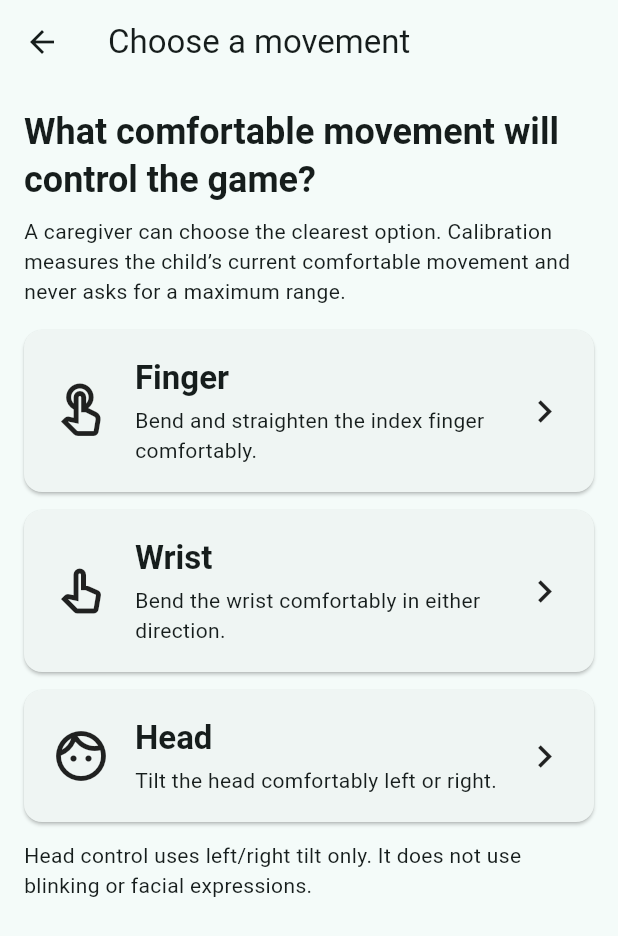
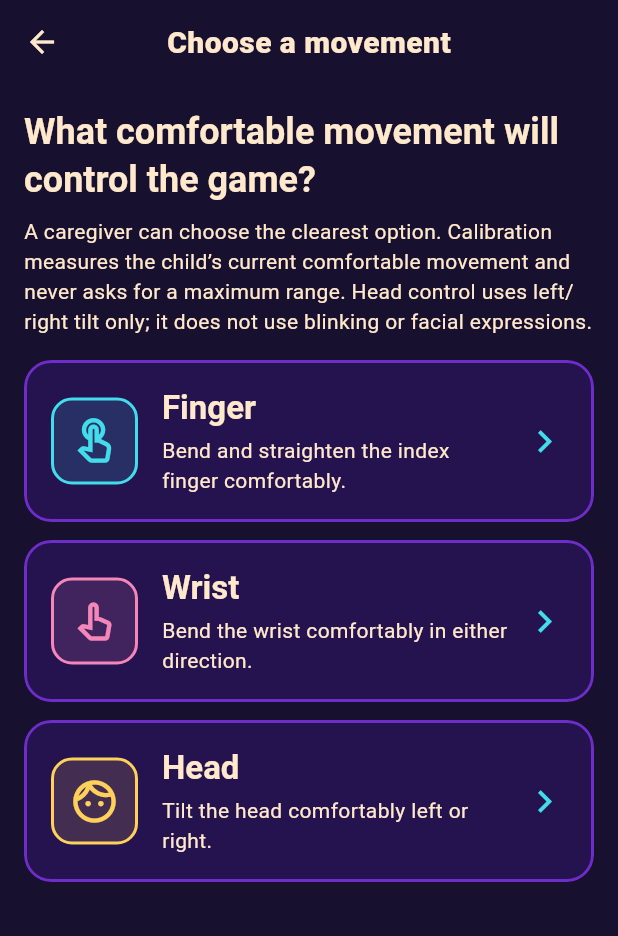
Before and after one commit to papasj19/MotionApp, a Flutter app: the screen it shows after launch, after a tap on "Start comfortable calibration", on a phone screen of 412 x 824 dp. Shown: the top 936 px of the screen. Run offline on Flutter 3.47's test engine with Material 3 defaults, Android fonts, the phone set to English and light mode, and no system bars; our stand-ins replace camera, material_ui; missing offline and left inert: mediapipe_vision; accounts and stored records are empty.

Commit message:
Add arcade visual pass

```diff
--- a/lib/main.dart
+++ b/lib/main.dart
@@ -1,6 +1,7 @@
 import 'package:material_ui/material_ui.dart';
 
 import 'screens/home_screen.dart';
+import 'theme/arcade_theme.dart';
 
 void main() {
   runApp(const AdaptiveMotionArcadeApp());
@@ -11,15 +12,10 @@ class AdaptiveMotionArcadeApp extends StatelessWidget {
 
   @override
   Widget build(BuildContext context) {
-    const seedColor = Color(0xFF176B68);
-
     return MaterialApp(
       title: 'Adaptive Motion Arcade',
       debugShowCheckedModeBanner: false,
-      theme: ThemeData(
-        colorScheme: ColorScheme.fromSeed(seedColor: seedColor),
-        useMaterial3: true,
-      ),
+      theme: buildArcadeTheme(),
       home: const HomeScreen(),
     );
   }
--- a/lib/screens/camera_screen.dart
+++ b/lib/screens/camera_screen.dart
@@ -11,6 +11,7 @@ import '../movement_tracking/hand_movement_tracking_adapter.dart';
 import '../movement_tracking/mediapipe_body_movement_tracking_service.dart';
 import '../movement_tracking/movement_tracking_service.dart';
 import '../services/camera_service.dart';
+import '../theme/arcade_theme.dart';
 import '../widgets/calibration_panel.dart';
 import '../widgets/hand_skeleton_overlay.dart';
 
@@ -433,7 +434,8 @@ class _MovementSelectionScreen extends StatelessWidget {
             const Text(
               'A caregiver can choose the clearest option. Calibration measures '
               'the child’s current comfortable movement and never asks for a '
-              'maximum range.',
+              'maximum range. Head control uses left/right tilt only; it does '
+              'not use blinking or facial expressions.',
             ),
             const SizedBox(height: 16),
             for (final type in CalibrationMovementType.values) ...[
@@ -443,10 +445,6 @@ class _MovementSelectionScreen extends StatelessWidget {
               ),
               const SizedBox(height: 12),
             ],
-            const Text(
-              'Head control uses left/right tilt only. It does not use blinking '
-              'or facial expressions.',
-            ),
           ],
         ),
       ),
@@ -467,6 +465,11 @@ class _MovementChoiceCard extends StatelessWidget {
       CalibrationMovementType.wristBend => Icons.pan_tool_alt_outlined,
       CalibrationMovementType.headTilt => Icons.face_outlined,
     };
+    final accent = switch (movementType) {
+      CalibrationMovementType.indexFingerBend => ArcadeColors.electricCyan,
+      CalibrationMovementType.wristBend => ArcadeColors.softPink,
+      CalibrationMovementType.headTilt => ArcadeColors.arcadeYellow,
+    };
     return Semantics(
       button: true,
       label: '${movementType.shortLabel}. ${movementType.selectionDescription}',
@@ -479,7 +482,16 @@ class _MovementChoiceCard extends StatelessWidget {
             padding: const EdgeInsets.all(18),
             child: Row(
               children: [
-                Icon(icon, size: 40),
+                Container(
+                  width: 58,
+                  height: 58,
+                  decoration: BoxDecoration(
+                    color: accent.withValues(alpha: 0.14),
+                    borderRadius: BorderRadius.circular(14),
+                    border: Border.all(color: accent, width: 2),
+                  ),
+                  child: Icon(icon, size: 34, color: accent),
+                ),
                 const SizedBox(width: 16),
                 Expanded(
                   child: Column(
@@ -497,7 +509,11 @@ class _MovementChoiceCard extends StatelessWidget {
                   ),
                 ),
                 const SizedBox(width: 8),
-                const Icon(Icons.chevron_right, size: 30),
+                const Icon(
+                  Icons.chevron_right,
+                  size: 30,
+                  color: ArcadeColors.electricCyan,
+                ),
               ],
             ),
           ),
--- a/lib/screens/home_screen.dart
+++ b/lib/screens/home_screen.dart
@@ -1,5 +1,7 @@
 import 'package:material_ui/material_ui.dart';
 
+import '../theme/arcade_theme.dart';
+import '../widgets/joybit_companion.dart';
 import 'camera_screen.dart';
 
 class HomeScreen extends StatelessWidget {
@@ -26,12 +28,11 @@ class HomeScreen extends StatelessWidget {
               child: Column(
                 mainAxisAlignment: MainAxisAlignment.center,
                 children: [
-                  Icon(
-                    Icons.sports_esports,
-                    size: 88,
-                    color: colorScheme.primary,
+                  const JoybitCompanion(
+                    message:
+                        'Hi, I’m Joybit. Let’s find a movement that feels good today.',
                   ),
-                  const SizedBox(height: 24),
+                  const SizedBox(height: 28),
                   Semantics(
                     header: true,
                     child: Text(
@@ -57,7 +58,11 @@ class HomeScreen extends StatelessWidget {
                       child: Row(
                         crossAxisAlignment: CrossAxisAlignment.start,
                         children: [
-                          Icon(Icons.check_circle, color: colorScheme.primary),
+                          const Icon(
+                            Icons.star_rounded,
+                            color: ArcadeColors.arcadeYellow,
+                            size: 30,
+                          ),
                           const SizedBox(width: 12),
                           Expanded(
                             child: Column(
--- /dev/null
+++ b/lib/theme/arcade_theme.dart
@@ -0,0 +1,95 @@
+import 'package:material_ui/material_ui.dart';
+
+abstract final class ArcadeColors {
+  static const background = Color(0xFF17102F);
+  static const deepViolet = Color(0xFF24134F);
+  static const royalPurple = Color(0xFF6E2CC8);
+  static const lavender = Color(0xFFB05AE8);
+  static const softPink = Color(0xFFF486B9);
+  static const electricCyan = Color(0xFF43DCEB);
+  static const warmCream = Color(0xFFFFE8CB);
+  static const arcadeYellow = Color(0xFFFFD15A);
+}
+
+ThemeData buildArcadeTheme() {
+  const colorScheme = ColorScheme.dark(
+    primary: ArcadeColors.electricCyan,
+    onPrimary: ArcadeColors.background,
+    secondary: ArcadeColors.softPink,
+    onSecondary: ArcadeColors.background,
+    tertiary: ArcadeColors.arcadeYellow,
+    onTertiary: ArcadeColors.background,
+    surface: ArcadeColors.deepViolet,
+    onSurface: ArcadeColors.warmCream,
+    error: Color(0xFFFF8A8A),
+    onError: ArcadeColors.background,
+  );
+
+  final base = ThemeData(colorScheme: colorScheme, useMaterial3: true);
+  final textTheme = base.textTheme.apply(
+    bodyColor: ArcadeColors.warmCream,
+    displayColor: ArcadeColors.warmCream,
+  );
+
+  return base.copyWith(
+    scaffoldBackgroundColor: ArcadeColors.background,
+    textTheme: textTheme,
+    appBarTheme: const AppBarTheme(
+      backgroundColor: ArcadeColors.background,
+      foregroundColor: ArcadeColors.warmCream,
+      elevation: 0,
+      centerTitle: true,
+      titleTextStyle: TextStyle(
+        color: ArcadeColors.warmCream,
+        fontSize: 20,
+        fontWeight: FontWeight.w800,
+        letterSpacing: 0.3,
+      ),
+    ),
+    cardTheme: CardThemeData(
+      color: ArcadeColors.deepViolet,
+      elevation: 0,
+      shape: RoundedRectangleBorder(
+        borderRadius: BorderRadius.circular(18),
+        side: const BorderSide(color: ArcadeColors.royalPurple, width: 2),
+      ),
+    ),
+    filledButtonTheme: FilledButtonThemeData(
+      style: FilledButton.styleFrom(
+        backgroundColor: ArcadeColors.electricCyan,
+        foregroundColor: ArcadeColors.background,
+        disabledBackgroundColor: ArcadeColors.royalPurple.withValues(
+          alpha: 0.45,
+        ),
+        disabledForegroundColor: ArcadeColors.warmCream.withValues(alpha: 0.6),
+        minimumSize: const Size(64, 56),
+        textStyle: const TextStyle(fontSize: 16, fontWeight: FontWeight.w800),
+        shape: RoundedRectangleBorder(borderRadius: BorderRadius.circular(14)),
+      ),
+    ),
+    outlinedButtonTheme: OutlinedButtonThemeData(
+      style: OutlinedButton.styleFrom(
+        foregroundColor: ArcadeColors.electricCyan,
+        minimumSize: const Size(64, 52),
+        textStyle: const TextStyle(fontSize: 16, fontWeight: FontWeight.w700),
+        side: const BorderSide(color: ArcadeColors.electricCyan, width: 2),
+        shape: RoundedRectangleBorder(borderRadius: BorderRadius.circular(14)),
+      ),
+    ),
+    textButtonTheme: TextButtonThemeData(
+      style: TextButton.styleFrom(
+        foregroundColor: ArcadeColors.electricCyan,
+        textStyle: const TextStyle(fontWeight: FontWeight.w700),
+      ),
+    ),
+    sliderTheme: base.sliderTheme.copyWith(
+      activeTrackColor: ArcadeColors.electricCyan,
+      inactiveTrackColor: ArcadeColors.royalPurple,
+      thumbColor: ArcadeColors.arcadeYellow,
+      overlayColor: ArcadeColors.electricCyan.withValues(alpha: 0.18),
+    ),
+    iconTheme: const IconThemeData(color: ArcadeColors.electricCyan),
+    dividerColor: ArcadeColors.royalPurple,
+    focusColor: ArcadeColors.arcadeYellow.withValues(alpha: 0.32),
+  );
+}
--- a/lib/widgets/calibration_panel.dart
+++ b/lib/widgets/calibration_panel.dart
@@ -4,6 +4,7 @@ import '../calibration/baseline_calibration.dart';
 import '../calibration/calibration_profile.dart';
 import '../calibration/comfortable_movement_calibration.dart';
 import '../movement/movement_measurement.dart';
+import 'joybit_companion.dart';
 
 enum _CalibrationStep {
   ready,
@@ -480,6 +481,12 @@ class _CalibrationPanelState extends State<CalibrationPanel> {
           'This calibration is not saved and clears when you leave this screen.',
         ),
         const SizedBox(height: 12),
+        const JoybitCompanion(
+          compact: true,
+          message:
+              'Nice job! This setting stays within the movement measured today.',
+        ),
+        const SizedBox(height: 12),
         OutlinedButton.icon(
           onPressed: _startBaseline,
           icon: const Icon(Icons.restart_alt),
--- /dev/null
+++ b/lib/widgets/joybit_companion.dart
@@ -0,0 +1,96 @@
+import 'package:material_ui/material_ui.dart';
+
+import '../theme/arcade_theme.dart';
+
+class JoybitCompanion extends StatelessWidget {
+  const JoybitCompanion({
+    required this.message,
+    this.compact = false,
+    super.key,
+  });
+
+  static const assetPath = 'assets/arcade/joybit_welcome.png';
+
+  final String message;
+  final bool compact;
+
+  @override
+  Widget build(BuildContext context) {
+    final portrait = _JoybitPortrait(size: compact ? 92 : 210);
+    final messageBubble = Container(
+      padding: const EdgeInsets.symmetric(horizontal: 16, vertical: 12),
+      decoration: BoxDecoration(
+        color: ArcadeColors.deepViolet,
+        borderRadius: BorderRadius.circular(16),
+        border: Border.all(color: ArcadeColors.lavender, width: 2),
+      ),
+      child: Text(
+        message,
+        textAlign: compact ? TextAlign.left : TextAlign.center,
+        style: Theme.of(
+          context,
+        ).textTheme.bodyLarge?.copyWith(fontWeight: FontWeight.w700),
+      ),
+    );
+
+    if (compact) {
+      return Row(
+        crossAxisAlignment: CrossAxisAlignment.center,
+        children: [
+          portrait,
+          const SizedBox(width: 12),
+          Expanded(child: messageBubble),
+        ],
+      );
+    }
+
+    return Column(
+      children: [portrait, const SizedBox(height: 12), messageBubble],
+    );
+  }
+}
+
+class _JoybitPortrait extends StatelessWidget {
+  const _JoybitPortrait({required this.size});
+
+  final double size;
+
+  @override
+  Widget build(BuildContext context) {
+    return Semantics(
+      image: true,
+      label: 'Joybit, a friendly lavender hedgehog wearing arcade headphones.',
+      child: ExcludeSemantics(
+        child: Container(
+          width: size,
+          height: size,
+          decoration: BoxDecoration(
+            borderRadius: BorderRadius.circular(22),
+            border: Border.all(color: ArcadeColors.electricCyan, width: 3),
+            boxShadow: const [
+              BoxShadow(
+                color: ArcadeColors.royalPurple,
+                blurRadius: 0,
+                spreadRadius: 4,
+              ),
+            ],
+          ),
+          clipBehavior: Clip.antiAlias,
+          child: Image.asset(
+            JoybitCompanion.assetPath,
+            fit: BoxFit.cover,
+            filterQuality: FilterQuality.none,
+            errorBuilder: (context, error, stackTrace) => const ColoredBox(
+              color: ArcadeColors.deepViolet,
+              child: Icon(
+                Icons.star,
+                color: ArcadeColors.arcadeYellow,
+                size: 52,
+              ),
+            ),
+          ),
+        ),
+      ),
+    );
+  }
+}
--- a/pubspec.yaml
+++ b/pubspec.yaml
@@ -58,6 +58,7 @@ flutter:
   uses-material-design: true
 
   assets:
+    - assets/arcade/
     - assets/mediapipe/
 
 hooks:
```
Also changed, not shown: assets/arcade/joybit_welcome.png (added), 1 other file.
